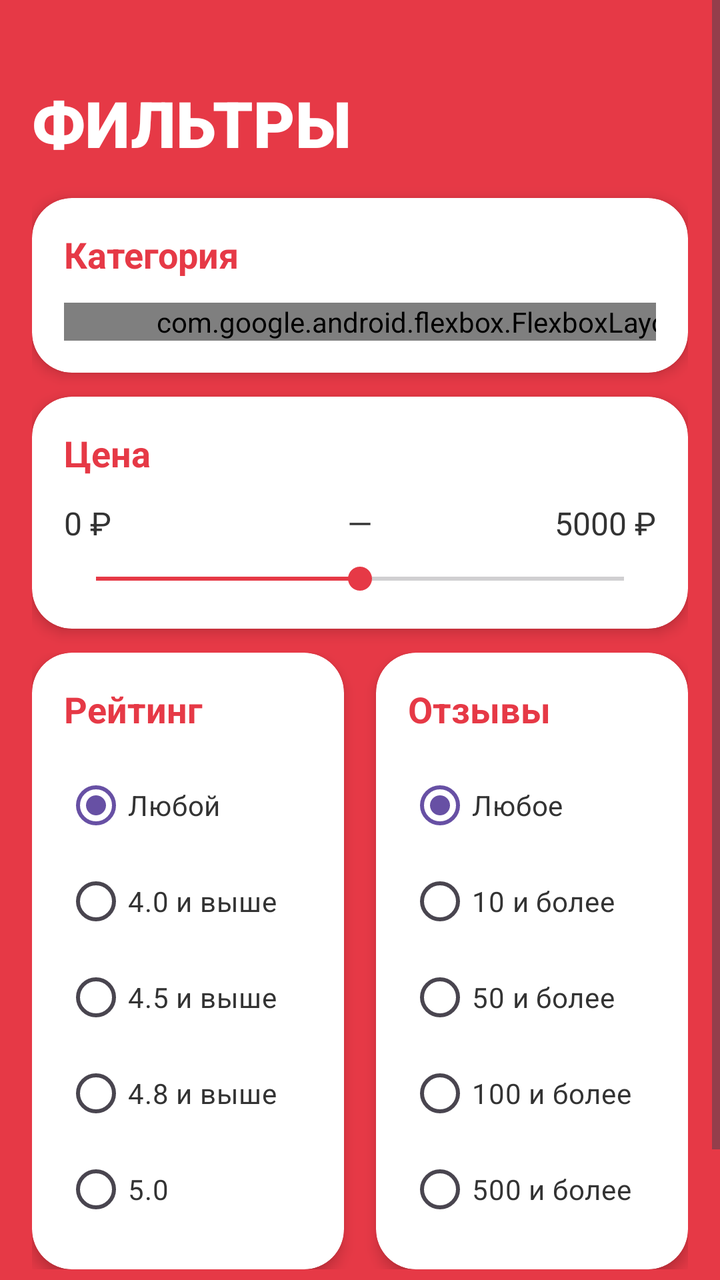
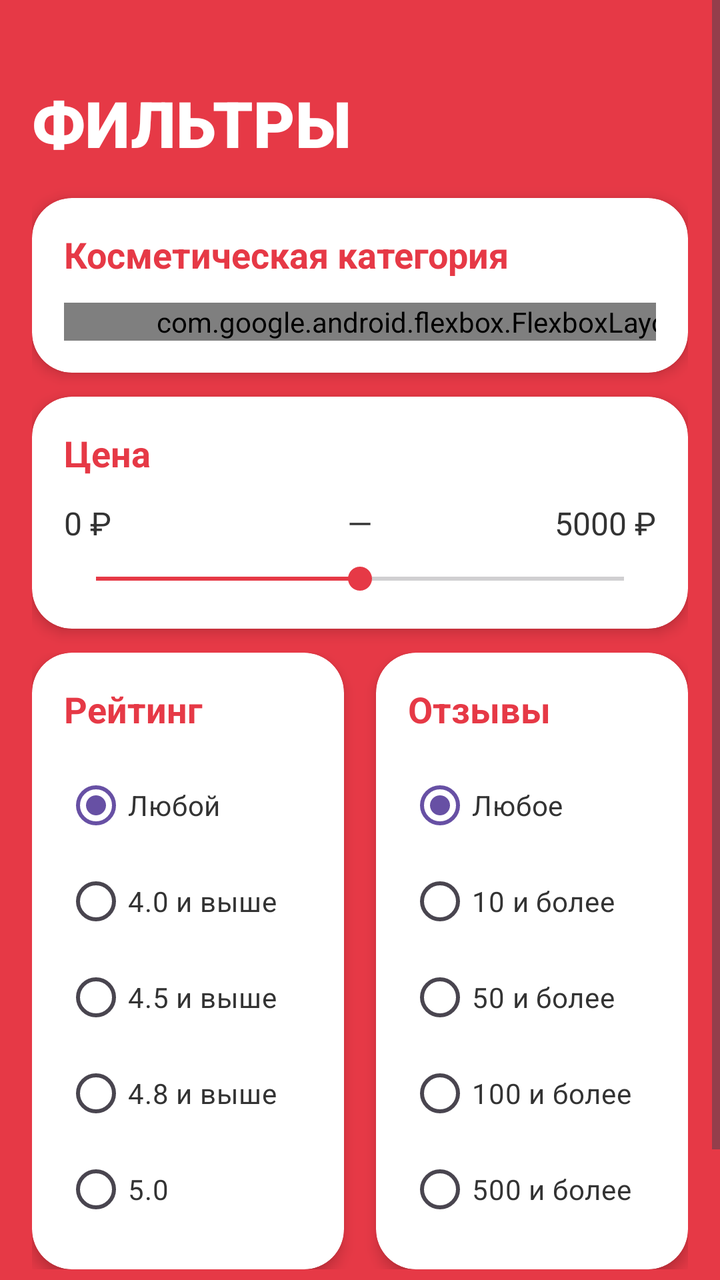

An Android layout rendered at two revisions. The XML below is the earlier revision; the diff shows what the commit changed to produce the second picture.
<!-- AndroidManifest.xml: application theme Theme.Magnit -->
<!-- res/layout/activity_filter.xml -->
<?xml version="1.0" encoding="utf-8"?>
<ScrollView xmlns:android="http://schemas.android.com/apk/res/android"
    xmlns:app="http://schemas.android.com/apk/res-auto"
    xmlns:tools="http://schemas.android.com/tools"
    android:id="@+id/main"
    android:layout_width="match_parent"
    android:layout_height="match_parent"
    android:background="#E63946">

    <LinearLayout
        android:layout_width="match_parent"
        android:layout_height="wrap_content"
        android:orientation="vertical"
        android:padding="16dp">

        
        <LinearLayout
            android:layout_width="match_parent"
            android:layout_height="wrap_content"
            android:layout_marginTop="24dp"
            android:orientation="horizontal"
            android:gravity="center_vertical">

            <TextView
                android:layout_width="match_parent"
                android:layout_height="wrap_content"
                android:text="ФИЛЬТРЫ"
                android:textColor="#FFFFFF"
                android:textSize="32sp"
                android:textStyle="bold"
                android:fontFamily="sans-serif-black" />
        </LinearLayout>

        
        <androidx.cardview.widget.CardView
            android:layout_width="match_parent"
            android:layout_height="wrap_content"
            android:layout_marginTop="16dp"
            app:cardCornerRadius="20dp"
            app:cardElevation="4dp"
            app:cardBackgroundColor="#FFFFFF">

            <LinearLayout
                android:layout_width="match_parent"
                android:layout_height="wrap_content"
                android:orientation="vertical"
                android:padding="16dp">

                <TextView
                    android:layout_width="wrap_content"
                    android:layout_height="wrap_content"
                    android:text="Категория"
                    android:textColor="#E63946"
                    android:textSize="18sp"
                    android:textStyle="bold"
                    android:layout_marginBottom="12dp" />

                <com.google.android.flexbox.FlexboxLayout
                    android:layout_width="360dp"
                    android:layout_height="wrap_content"
                    app:flexWrap="wrap"
                    app:alignItems="stretch"
                    app:alignContent="flex_start"
                    app:flexDirection="row"
                    app:justifyContent="flex_start">

                    <com.google.android.material.chip.Chip
                        android:id="@+id/categoryAll"
                        style="@style/Widget.Material3.Chip.Filter"
                        android:layout_width="wrap_content"
                        android:layout_height="wrap_content"
                        android:layout_marginEnd="8dp"
                        android:text="Все"
                        android:checked="true"/>

                    <com.google.android.material.chip.Chip
                        android:id="@+id/categoryAlcohol"
                        style="@style/Widget.Material3.Chip.Filter"
                        android:layout_width="wrap_content"
                        android:layout_height="wrap_content"
                        android:layout_marginEnd="8dp"
                        android:text="Алкоголь"/>

                    <com.google.android.material.chip.Chip
                        android:id="@+id/categoryReadyMeal"
                        style="@style/Widget.Material3.Chip.Filter"
                        android:layout_width="wrap_content"
                        android:layout_height="wrap_content"
                        android:layout_marginEnd="8dp"
                        android:text="Готовая еда"/>

                    <com.google.android.material.chip.Chip
                        android:id="@+id/categoryDairy"
                        style="@style/Widget.Material3.Chip.Filter"
                        android:layout_width="wrap_content"
                        android:layout_height="wrap_content"
                        android:layout_marginEnd="8dp"
                        android:text="Молочный прилавок"/>

                    <com.google.android.material.chip.Chip
                        android:id="@+id/categoryFruitsVeg"
                        style="@style/Widget.Material3.Chip.Filter"
                        android:layout_width="wrap_content"
                        android:layout_height="wrap_content"
                        android:layout_marginEnd="8dp"
                        android:text="Овощи и фрукты"/>

                    <com.google.android.material.chip.Chip
                        android:id="@+id/categoryBakery"
                        style="@style/Widget.Material3.Chip.Filter"
                        android:layout_width="wrap_content"
                        android:layout_height="wrap_content"
                        android:layout_marginEnd="8dp"
                        android:text="Хлеб и выпечка" />

                    <com.google.android.material.chip.Chip
                        android:id="@+id/categoryGrocery"
                        style="@style/Widget.Material3.Chip.Filter"
                        android:layout_width="wrap_content"
                        android:layout_height="wrap_content"
                        android:layout_marginEnd="8dp"
                        android:text="Бакалея"/>

                    <com.google.android.material.chip.Chip
                        android:id="@+id/categoryCanned"
                        style="@style/Widget.Material3.Chip.Filter"
                        android:layout_width="wrap_content"
                        android:layout_height="wrap_content"
                        android:layout_marginEnd="8dp"
                        android:text="Консервы" />

                    <com.google.android.material.chip.Chip
                        android:id="@+id/categoryMeatPoultry"
                        style="@style/Widget.Material3.Chip.Filter"
                        android:layout_width="wrap_content"
                        android:layout_height="wrap_content"
                        android:layout_marginEnd="8dp"
                        android:text="Птица, мясо"/>

                    <com.google.android.material.chip.Chip
                        android:id="@+id/categoryFish"
                        style="@style/Widget.Material3.Chip.Filter"
                        android:layout_width="wrap_content"
                        android:layout_height="wrap_content"
                        android:layout_marginEnd="8dp"
                        android:text="Рыба, морепродукты"/>

                    <com.google.android.material.chip.Chip
                        android:id="@+id/categoryFrozen"
                        style="@style/Widget.Material3.Chip.Filter"
                        android:layout_width="wrap_content"
                        android:layout_height="wrap_content"
                        android:layout_marginEnd="8dp"
                        android:text="Заморозка" />

                    <com.google.android.material.chip.Chip
                        android:id="@+id/categorySweets"
                        style="@style/Widget.Material3.Chip.Filter"
                        android:layout_width="wrap_content"
                        android:layout_height="wrap_content"
                        android:layout_marginEnd="8dp"
                        android:text="Сладости" />

                    <com.google.android.material.chip.Chip
                        android:id="@+id/categorySnacks"
                        style="@style/Widget.Material3.Chip.Filter"
                        android:layout_width="wrap_content"
                        android:layout_height="wrap_content"
                        android:layout_marginEnd="8dp"
                        android:text="Снеки"/>

                    <com.google.android.material.chip.Chip
                        android:id="@+id/categoryTeaCoffee"
                        style="@style/Widget.Material3.Chip.Filter"
                        android:layout_width="wrap_content"
                        android:layout_height="wrap_content"
                        android:layout_marginEnd="8dp"
                        android:text="Чай, кофе, какао"/>

                    <com.google.android.material.chip.Chip
                        android:id="@+id/categoryDrinks"
                        style="@style/Widget.Material3.Chip.Filter"
                        android:layout_width="wrap_content"
                        android:layout_height="wrap_content"
                        android:layout_marginEnd="8dp"
                        android:text="Вода и напитки"/>

                    <com.google.android.material.chip.Chip
                        android:id="@+id/categoryKids"
                        style="@style/Widget.Material3.Chip.Filter"
                        android:layout_width="wrap_content"
                        android:layout_height="wrap_content"
                        android:layout_marginEnd="8dp"
                        android:text="Для детей"/>

                    <com.google.android.material.chip.Chip
                        android:id="@+id/categoryPets"
                        style="@style/Widget.Material3.Chip.Filter"
                        android:layout_width="wrap_content"
                        android:layout_height="wrap_content"
                        android:layout_marginEnd="8dp"
                        android:text="Для животных" />

                    <com.google.android.material.chip.Chip
                        android:id="@+id/categoryHygiene"
                        style="@style/Widget.Material3.Chip.Filter"
                        android:layout_width="wrap_content"
                        android:layout_height="wrap_content"
                        android:layout_marginEnd="8dp"
                        android:text="Гигиена и уход"/>

                    <com.google.android.material.chip.Chip
                        android:id="@+id/categoryHome"
                        style="@style/Widget.Material3.Chip.Filter"
                        android:layout_width="wrap_content"
                        android:layout_height="wrap_content"
                        android:text="Для дома и не только" />

                </com.google.android.flexbox.FlexboxLayout>

            </LinearLayout>
        </androidx.cardview.widget.CardView>

        
        <androidx.cardview.widget.CardView
            android:layout_width="match_parent"
            android:layout_height="wrap_content"
            android:layout_marginTop="12dp"
            android:layout_marginBottom="12dp"
            app:cardCornerRadius="20dp"
            app:cardElevation="4dp"
            app:cardBackgroundColor="#FFFFFF">

            <LinearLayout
                android:layout_width="match_parent"
                android:layout_height="wrap_content"
                android:orientation="vertical"
                android:padding="16dp">

                <TextView
                    android:layout_width="wrap_content"
                    android:layout_height="wrap_content"
                    android:text="Цена"
                    android:textColor="#E63946"
                    android:textSize="18sp"
                    android:textStyle="bold"
                    android:layout_marginBottom="12dp" />

                <LinearLayout
                    android:layout_width="match_parent"
                    android:layout_height="wrap_content"
                    android:orientation="horizontal"
                    android:gravity="center_vertical"
                    android:layout_marginBottom="8dp">

                    <TextView
                        android:id="@+id/priceRangeMin"
                        android:layout_width="0dp"
                        android:layout_height="wrap_content"
                        android:layout_weight="1"
                        android:text="0 ₽"
                        android:textColor="#333333"
                        android:textSize="16sp" />

                    <TextView
                        android:layout_width="wrap_content"
                        android:layout_height="wrap_content"
                        android:text="—"
                        android:textColor="#333333"
                        android:textSize="16sp"
                        android:layout_marginHorizontal="8dp" />

                    <TextView
                        android:id="@+id/priceRangeMax"
                        android:layout_width="0dp"
                        android:layout_height="wrap_content"
                        android:layout_weight="1"
                        android:text="5000 ₽"
                        android:textColor="#333333"
                        android:textSize="16sp"
                        android:textAlignment="textEnd" />
                </LinearLayout>

                <SeekBar
                    android:id="@+id/priceSeekBar"
                    android:layout_width="match_parent"
                    android:layout_height="wrap_content"
                    android:max="10000"
                    android:progress="5000"
                    android:progressTint="#E63946"
                    android:thumbTint="#E63946" />

            </LinearLayout>
        </androidx.cardview.widget.CardView>

        
        <LinearLayout
            android:layout_width="match_parent"
            android:layout_height="wrap_content"
            android:orientation="horizontal"
            android:layout_marginBottom="12dp">

            
            <androidx.cardview.widget.CardView
                android:layout_width="0dp"
                android:layout_height="match_parent"
                android:layout_weight="1"
                android:layout_marginEnd="8dp"
                app:cardCornerRadius="20dp"
                app:cardElevation="4dp"
                app:cardBackgroundColor="#FFFFFF">

                <LinearLayout
                    android:layout_width="match_parent"
                    android:layout_height="wrap_content"
                    android:orientation="vertical"
                    android:padding="16dp">

                    <TextView
                        android:layout_width="wrap_content"
                        android:layout_height="wrap_content"
                        android:text="Рейтинг"
                        android:textColor="#E63946"
                        android:textSize="18sp"
                        android:textStyle="bold"
                        android:layout_marginBottom="12dp" />

                    <RadioGroup
                        android:id="@+id/ratingRadioGroup"
                        android:layout_width="match_parent"
                        android:layout_height="wrap_content"
                        android:orientation="vertical">

                        <RadioButton
                            android:id="@+id/ratingAny"
                            android:layout_width="wrap_content"
                            android:layout_height="wrap_content"
                            android:checked="true"
                            android:text="Любой"
                            android:textColor="#333333"
                            android:textSize="14sp" />

                        <RadioButton
                            android:id="@+id/rating4Plus"
                            android:layout_width="wrap_content"
                            android:layout_height="wrap_content"
                            android:text="4.0 и выше"
                            android:textColor="#333333"
                            android:textSize="14sp" />

                        <RadioButton
                            android:id="@+id/rating4_5Plus"
                            android:layout_width="wrap_content"
                            android:layout_height="wrap_content"
                            android:text="4.5 и выше"
                            android:textColor="#333333"
                            android:textSize="14sp" />

                        <RadioButton
                            android:id="@+id/rating4_8Plus"
                            android:layout_width="wrap_content"
                            android:layout_height="wrap_content"
                            android:text="4.8 и выше"
                            android:textColor="#333333"
                            android:textSize="14sp" />

                        <RadioButton
                            android:id="@+id/rating5"
                            android:layout_width="wrap_content"
                            android:layout_height="wrap_content"
                            android:text="5.0"
                            android:textColor="#333333"
                            android:textSize="14sp" />

                    </RadioGroup>

                </LinearLayout>
            </androidx.cardview.widget.CardView>

            
            <androidx.cardview.widget.CardView
                android:layout_width="0dp"
                android:layout_height="match_parent"
                android:layout_weight="1"
                android:layout_marginStart="8dp"
                app:cardCornerRadius="20dp"
                app:cardElevation="4dp"
                app:cardBackgroundColor="#FFFFFF">

                <LinearLayout
                    android:layout_width="match_parent"
                    android:layout_height="wrap_content"
                    android:orientation="vertical"
                    android:padding="16dp">

                    <TextView
                        android:layout_width="wrap_content"
                        android:layout_height="wrap_content"
                        android:text="Отзывы"
                        android:textColor="#E63946"
                        android:textSize="18sp"
                        android:textStyle="bold"
                        android:layout_marginBottom="12dp" />

                    <RadioGroup
                        android:id="@+id/reviewsRadioGroup"
                        android:layout_width="match_parent"
                        android:layout_height="wrap_content"
                        android:orientation="vertical">

                        <RadioButton
                            android:id="@+id/reviewsAny"
                            android:layout_width="wrap_content"
                            android:layout_height="wrap_content"
                            android:text="Любое"
                            android:textColor="#333333"
                            android:textSize="14sp"
                            android:checked="true" />

                        <RadioButton
                            android:id="@+id/reviews10Plus"
                            android:layout_width="wrap_content"
                            android:layout_height="wrap_content"
                            android:text="10 и более"
                            android:textColor="#333333"
                            android:textSize="14sp" />

                        <RadioButton
                            android:id="@+id/reviews50Plus"
                            android:layout_width="wrap_content"
                            android:layout_height="wrap_content"
                            android:text="50 и более"
                            android:textColor="#333333"
                            android:textSize="14sp" />

                        <RadioButton
                            android:id="@+id/reviews100Plus"
                            android:layout_width="wrap_content"
                            android:layout_height="wrap_content"
                            android:text="100 и более"
                            android:textColor="#333333"
                            android:textSize="14sp" />

                        <RadioButton
                            android:id="@+id/reviews500Plus"
                            android:layout_width="wrap_content"
                            android:layout_height="wrap_content"
                            android:text="500 и более"
                            android:textColor="#333333"
                            android:textSize="14sp" />

                    </RadioGroup>

                </LinearLayout>
            </androidx.cardview.widget.CardView>
        </LinearLayout>

        
        <LinearLayout
            android:layout_width="match_parent"
            android:layout_height="wrap_content"
            android:orientation="horizontal"
            android:gravity="center_vertical">

            <Button
                android:id="@+id/resetButton"
                android:layout_width="0dp"
                android:layout_height="50dp"
                android:layout_weight="1"
                android:layout_marginEnd="8dp"
                android:text="Сбросить"
                android:textColor="#FFFFFF"
                android:textSize="16sp"
                android:textStyle="bold"
                android:background="@drawable/rounded_button"
                app:cardBackgroundColor="#D32F3F"/>

            <Button
                android:id="@+id/applyButton"
                android:layout_width="0dp"
                android:layout_height="50dp"
                android:layout_weight="1"
                android:layout_marginStart="8dp"
                android:text="Применить"
                android:textColor="#FFFFFF"
                android:textSize="16sp"
                android:textStyle="bold"
                android:backgroundTint="#FF5C6B"/>

        </LinearLayout>

    </LinearLayout>
</ScrollView>
<!-- resources referenced by this layout -->
<resources>
  <!-- drawable rounded_button (drawable) -->
  <?xml version="1.0" encoding="utf-8"?>
  <shape xmlns:android="http://schemas.android.com/apk/res/android"
      android:shape="rectangle">
  
      <solid android:color="#C41E3A" />
  
      <corners android:radius="25dp" />
  
      <padding
          android:left="16dp"
          android:top="12dp"
          android:right="16dp"
          android:bottom="12dp" />
  
  </shape>
  <style name="Theme.Magnit" parent="Base.Theme.Magnit" />
  <style name="Base.Theme.Magnit" parent="Theme.Material3.DayNight.NoActionBar">
          
          
      </style>
</resources>

<!-- the commit's change to res/layout/activity_filter.xml (unified diff, before → after) -->
@@ -31,7 +31,6 @@
                 android:fontFamily="sans-serif-black" />
         </LinearLayout>
 
-        
         <androidx.cardview.widget.CardView
             android:layout_width="match_parent"
             android:layout_height="wrap_content"
@@ -41,10 +40,12 @@
             app:cardBackgroundColor="#FFFFFF">
 
             <LinearLayout
+                android:id="@+id/filterMagnit"
                 android:layout_width="match_parent"
                 android:layout_height="wrap_content"
                 android:orientation="vertical"
-                android:padding="16dp">
+                android:padding="16dp"
+                android:visibility="gone">
 
                 <TextView
                     android:layout_width="wrap_content"
@@ -219,6 +220,117 @@
                 </com.google.android.flexbox.FlexboxLayout>
 
             </LinearLayout>
+
+            <LinearLayout
+                android:id="@+id/filterCosmetic"
+                android:layout_width="match_parent"
+                android:layout_height="wrap_content"
+                android:orientation="vertical"
+                android:padding="16dp"
+                android:visibility="visible">
+
+                <TextView
+                    android:layout_width="wrap_content"
+                    android:layout_height="wrap_content"
+                    android:text="Косметическая категория"
+                    android:textColor="#E63946"
+                    android:textSize="18sp"
+                    android:textStyle="bold"
+                    android:layout_marginBottom="12dp" />
+
+                <com.google.android.flexbox.FlexboxLayout
+                    android:layout_width="360dp"
+                    android:layout_height="wrap_content"
+                    app:flexWrap="wrap"
+                    app:alignItems="stretch"
+                    app:alignContent="flex_start"
+                    app:flexDirection="row"
+                    app:justifyContent="flex_start">
+
+                    <com.google.android.material.chip.Chip
+                        android:id="@+id/categoryCosmeticAll"
+                        style="@style/Widget.Material3.Chip.Filter"
+                        android:layout_width="wrap_content"
+                        android:layout_height="wrap_content"
+                        android:layout_marginEnd="8dp"
+                        android:text="Все"
+                        android:checked="true"/>
+
+                    <com.google.android.material.chip.Chip
+                        android:id="@+id/categorySkinCare"
+                        style="@style/Widget.Material3.Chip.Filter"
+                        android:layout_width="wrap_content"
+                        android:layout_height="wrap_content"
+                        android:layout_marginEnd="8dp"
+                        android:text="Уход за кожей"/>
+
+                    <com.google.android.material.chip.Chip
+                        android:id="@+id/categoryMakeup"
+                        style="@style/Widget.Material3.Chip.Filter"
+                        android:layout_width="wrap_content"
+                        android:layout_height="wrap_content"
+                        android:layout_marginEnd="8dp"
+                        android:text="Макияж"/>
+
+                    <com.google.android.material.chip.Chip
+                        android:id="@+id/categoryHairCare"
+                        style="@style/Widget.Material3.Chip.Filter"
+                        android:layout_width="wrap_content"
+                        android:layout_height="wrap_content"
+                        android:layout_marginEnd="8dp"
+                        android:text="Уход за волосами"/>
+
+                    <com.google.android.material.chip.Chip
+                        android:id="@+id/categoryPerfumery"
+                        style="@style/Widget.Material3.Chip.Filter"
+                        android:layout_width="wrap_content"
+                        android:layout_height="wrap_content"
+                        android:layout_marginEnd="8dp"
+                        android:text="Парфюмерия"/>
+
+                    <com.google.android.material.chip.Chip
+                        android:id="@+id/categoryBodyCare"
+                        style="@style/Widget.Material3.Chip.Filter"
+                        android:layout_width="wrap_content"
+                        android:layout_height="wrap_content"
+                        android:layout_marginEnd="8dp"
+                        android:text="Уход за телом"/>
+
+                    <com.google.android.material.chip.Chip
+                        android:id="@+id/categoryMenCare"
+                        style="@style/Widget.Material3.Chip.Filter"
+                        android:layout_width="wrap_content"
+                        android:layout_height="wrap_content"
+                        android:layout_marginEnd="8dp"
+                        android:text="Мужской уход"/>
+
+                    <com.google.android.material.chip.Chip
+                        android:id="@+id/categoryChildrenCosmetic"
+                        style="@style/Widget.Material3.Chip.Filter"
+                        android:layout_width="wrap_content"
+                        android:layout_height="wrap_content"
+                        android:layout_marginEnd="8dp"
+                        android:text="Детская косметика"/>
+
+                    <com.google.android.material.chip.Chip
+                        android:id="@+id/categoryDecorative"
+                        style="@style/Widget.Material3.Chip.Filter"
+                        android:layout_width="wrap_content"
+                        android:layout_height="wrap_content"
+                        android:layout_marginEnd="8dp"
+                        android:text="Декоративная косметика"/>
+
+                    <com.google.android.material.chip.Chip
+                        android:id="@+id/categoryOrganic"
+                        style="@style/Widget.Material3.Chip.Filter"
+                        android:layout_width="wrap_content"
+                        android:layout_height="wrap_content"
+                        android:text="Натуральная косметика"/>
+
+                </com.google.android.flexbox.FlexboxLayout>
+
+            </LinearLayout>
+
         </androidx.cardview.widget.CardView>
 
         
